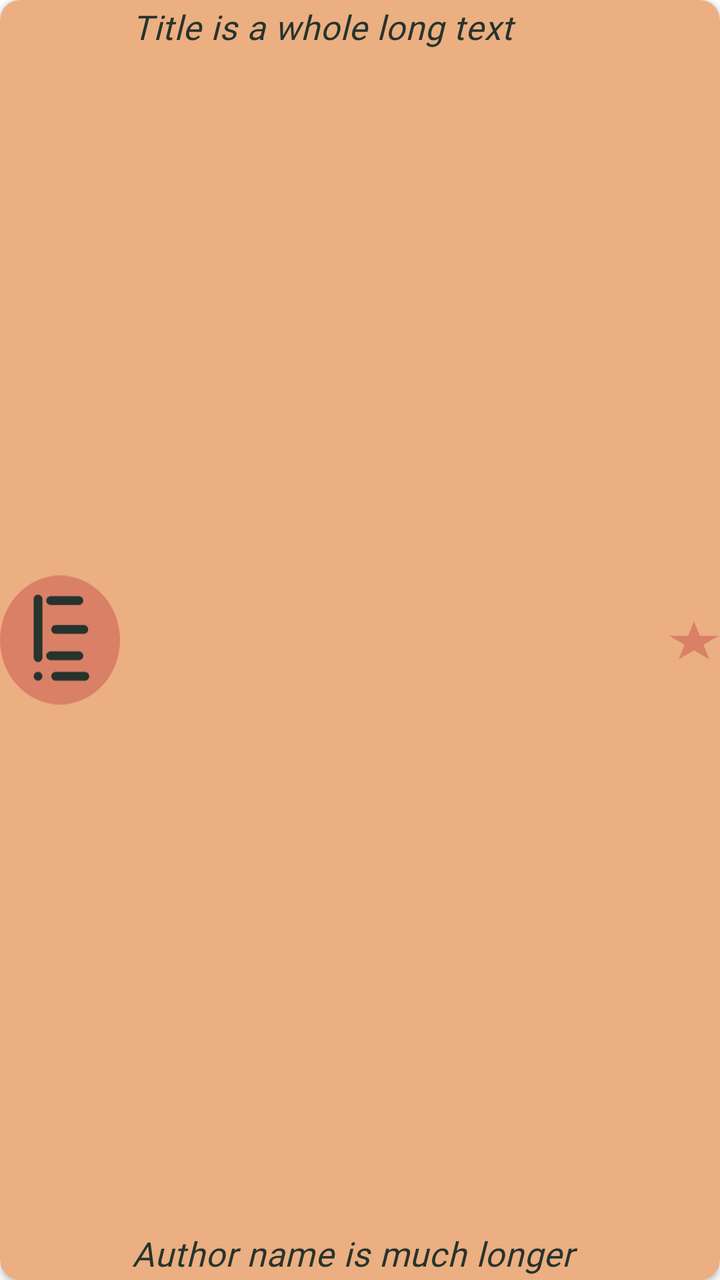
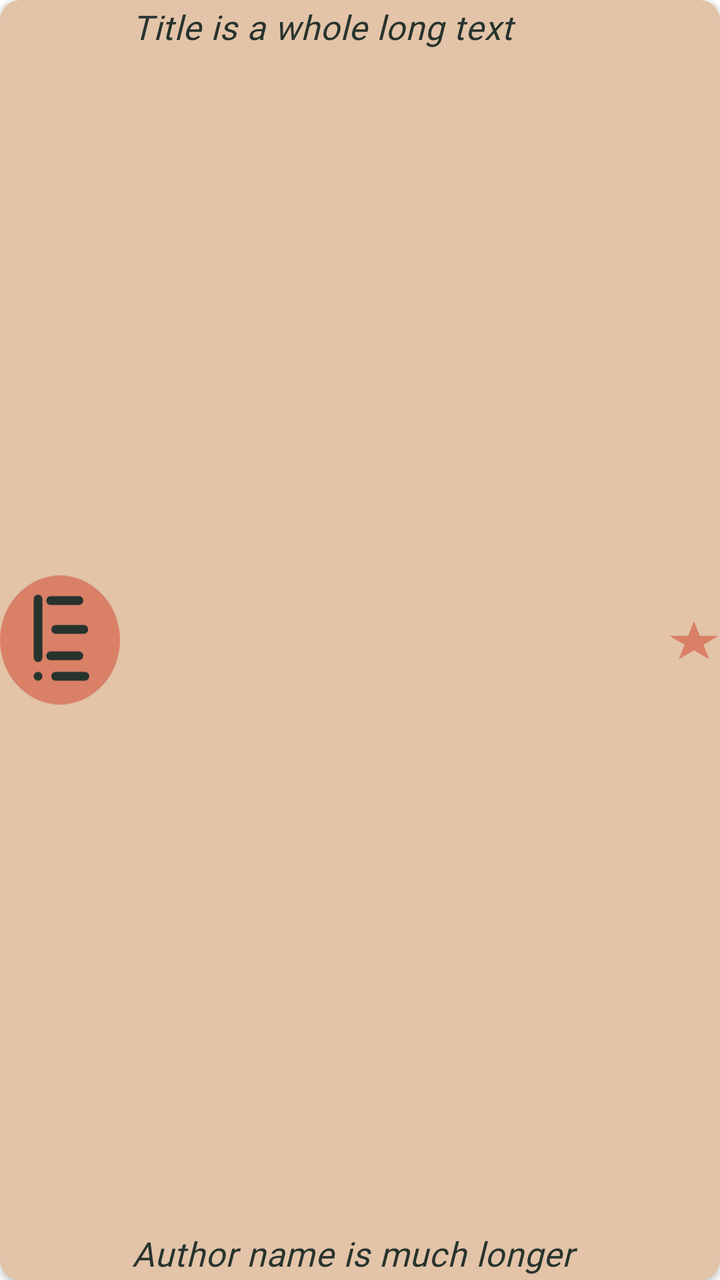

Two renders of the same Android screen: before a commit and after it. Below are the layout's source before the change and the commit's diff.
<!-- AndroidManifest.xml: another module's application theme Theme.ECatalogs -->
<!-- res/layout/book_entry.xml -->
<?xml version="1.0" encoding="utf-8"?>
<androidx.cardview.widget.CardView xmlns:android="http://schemas.android.com/apk/res/android"
    xmlns:app="http://schemas.android.com/apk/res-auto"
    android:id="@+id/book_entry_card_view"
    android:layout_width="match_parent"
    android:layout_height="82dp"
    android:layout_marginBottom="@dimen/six_dp"
    android:backgroundTint="?attr/colorOnSurface"
    android:elevation="@dimen/two_dp"
    android:transitionName="@string/book_transition_name"
    app:cardCornerRadius="@dimen/card_corner_radius">

    <androidx.constraintlayout.widget.ConstraintLayout
        android:layout_width="match_parent"
        android:layout_height="match_parent">

        <com.google.android.material.imageview.ShapeableImageView
            android:id="@+id/image"
            android:layout_width="wrap_content"
            android:layout_height="wrap_content"
            android:minWidth="60dp"
            android:minHeight="70dp"
            android:src="@drawable/filled_icon"
            app:layout_constraintBottom_toBottomOf="parent"
            app:layout_constraintStart_toStartOf="parent"
            app:layout_constraintTop_toTopOf="parent" />

        <com.google.android.material.textview.MaterialTextView
            android:id="@+id/title"
            android:layout_width="0dp"
            android:layout_height="wrap_content"
            android:layout_marginHorizontal="@dimen/six_dp"
            android:layout_marginVertical="@dimen/two_dp"
            android:ellipsize="end"
            android:hint="Title is a whole long text"
            android:maxLines="2"
            android:textAppearance="?attr/textAppearanceBody2"
            app:layout_constraintEnd_toStartOf="@id/favorite"
            app:layout_constraintStart_toEndOf="@id/image"
            app:layout_constraintTop_toTopOf="parent" />

        <com.google.android.material.textview.MaterialTextView
            android:id="@+id/author"
            android:layout_width="0dp"
            android:layout_height="wrap_content"
            android:layout_marginHorizontal="@dimen/six_dp"
            android:layout_marginVertical="@dimen/two_dp"
            android:hint="Author name is much longer"
            android:maxLines="2"
            android:textAppearance="?attr/textAppearanceBody2"
            app:layout_constraintBottom_toBottomOf="parent"
            app:layout_constraintEnd_toStartOf="@id/favorite"
            app:layout_constraintStart_toEndOf="@id/image" />

        <com.google.android.material.imageview.ShapeableImageView
            android:id="@+id/favorite"
            android:layout_width="26dp"
            android:layout_height="21dp"
            android:src="@drawable/fav_filled_icon"
            app:layout_constraintBottom_toBottomOf="parent"
            app:layout_constraintEnd_toEndOf="parent"
            app:layout_constraintTop_toTopOf="parent" />

    </androidx.constraintlayout.widget.ConstraintLayout>

</androidx.cardview.widget.CardView>
<!-- resources referenced by this layout -->
<resources>
  <dimen name="card_corner_radius">10dp</dimen>
  <dimen name="six_dp">6dp</dimen>
  <dimen name="two_dp">2dp</dimen>
  <string name="book_transition_name">book transition %1$s</string>
  <color name="color_surface">#E3C4A8</color>
  <color name="color_on_surface">#EBAF81</color>
  <color name="color_on_background">#35EBAF81</color>
  <color name="color_secondary">#DA8067</color>
  <color name="black">#27332D</color>
  <color name="white">#E9E2D0</color>
  <style name="ShapeAppearance.ECatalog.SmallComponent" parent="ShapeAppearance.MaterialComponents.SmallComponent">
          <item name="cornerFamily">rounded</item>
          <item name="cornerSize">@dimen/reply_small_component_corner_radius</item>
      </style>
  <style name="ShapeAppearance.ECatalog.MediumComponent" parent="ShapeAppearance.MaterialComponents.MediumComponent">
          <item name="cornerFamily">rounded</item>
          <item name="cornerSize">@dimen/reply_medium_component_corner_radius</item>
      </style>
  <style name="ShapeAppearance.ECatalog.LargeComponent" parent="ShapeAppearance.MaterialComponents.LargeComponent">
          <item name="cornerFamily">rounded</item>
          <item name="cornerSize">@dimen/reply_large_component_corner_radius</item>
      </style>
  <style name="TextAppearance.MdcTypographyStyles.Headline6" parent="TextAppearance.MaterialComponents.Headline6">
          <item name="fontFamily">@font/high_tower_text</item>
          <item name="android:fontFamily">@font/high_tower_text</item>
          <item name="android:textStyle">italic</item>
          <item name="android:textSize">22sp</item>
      </style>
  <style name="TextAppearance.MdcTypographyStyles.Headline5" parent="TextAppearance.MaterialComponents.Headline5">
          <item name="fontFamily">@font/high_tower_text</item>
          <item name="android:fontFamily">@font/high_tower_text</item>
          <item name="android:textStyle">italic</item>
          <item name="android:textSize">26sp</item>
      </style>
  <style name="TextAppearance.MdcTypographyStyles.Body1" parent="TextAppearance.MaterialComponents.Body1">
          <item name="fontFamily">@font/high_tower_text</item>
          <item name="android:fontFamily">@font/high_tower_text</item>
          <item name="android:textStyle">italic</item>
          <item name="android:textSize">21sp</item>
      </style>
  <style name="TextAppearance.MdcTypographyStyles.Body2" parent="TextAppearance.MaterialComponents.Body2">
          <item name="fontFamily">@font/high_tower_text</item>
          <item name="android:fontFamily">@font/high_tower_text</item>
          <item name="android:textStyle">italic</item>
          <item name="android:textSize">17sp</item>
      </style>
  <style name="TextAppearance.MdcTypographyStyles.Button" parent="TextAppearance.MaterialComponents.Button">
          <item name="fontFamily">@font/high_tower_text</item>
          <item name="android:fontFamily">@font/high_tower_text</item>
          <item name="android:textStyle">italic</item>
          <item name="android:textSize">15sp</item>
      </style>
  <style name="TextAppearance.MdcTypographyStyles.Caption" parent="TextAppearance.MaterialComponents.Caption">
          <item name="fontFamily">@font/high_tower_text</item>
          <item name="android:fontFamily">@font/high_tower_text</item>
          <item name="android:textStyle">italic</item>
          <item name="android:textSize">13sp</item>
      </style>
  <style name="TextAppearance.MdcTypographyStyles.Overline" parent="TextAppearance.MaterialComponents.Overline">
          <item name="fontFamily">@font/high_tower_text</item>
          <item name="android:fontFamily">@font/high_tower_text</item>
          <item name="android:textStyle">italic</item>
          <item name="android:textSize">11sp</item>
      </style>
  <dimen name="reply_small_component_corner_radius">8dp</dimen>
  <dimen name="reply_medium_component_corner_radius">12dp</dimen>
  <dimen name="reply_large_component_corner_radius">24dp</dimen>
  <!-- unchanged entries left out for length: 4 -->
</resources>

<!-- the commit's change to res/layout/book_entry.xml (unified diff, before → after) -->
@@ -5,7 +5,7 @@
     android:layout_width="match_parent"
     android:layout_height="82dp"
     android:layout_marginBottom="@dimen/six_dp"
-    android:backgroundTint="?attr/colorOnSurface"
+    android:backgroundTint="?attr/colorSurface"
     android:elevation="@dimen/two_dp"
     android:transitionName="@string/book_transition_name"
     app:cardCornerRadius="@dimen/card_corner_radius">
@@ -61,6 +61,7 @@
             app:layout_constraintEnd_toEndOf="parent"
             app:layout_constraintTop_toTopOf="parent" />
 
+
     </androidx.constraintlayout.widget.ConstraintLayout>
 
 </androidx.cardview.widget.CardView>
